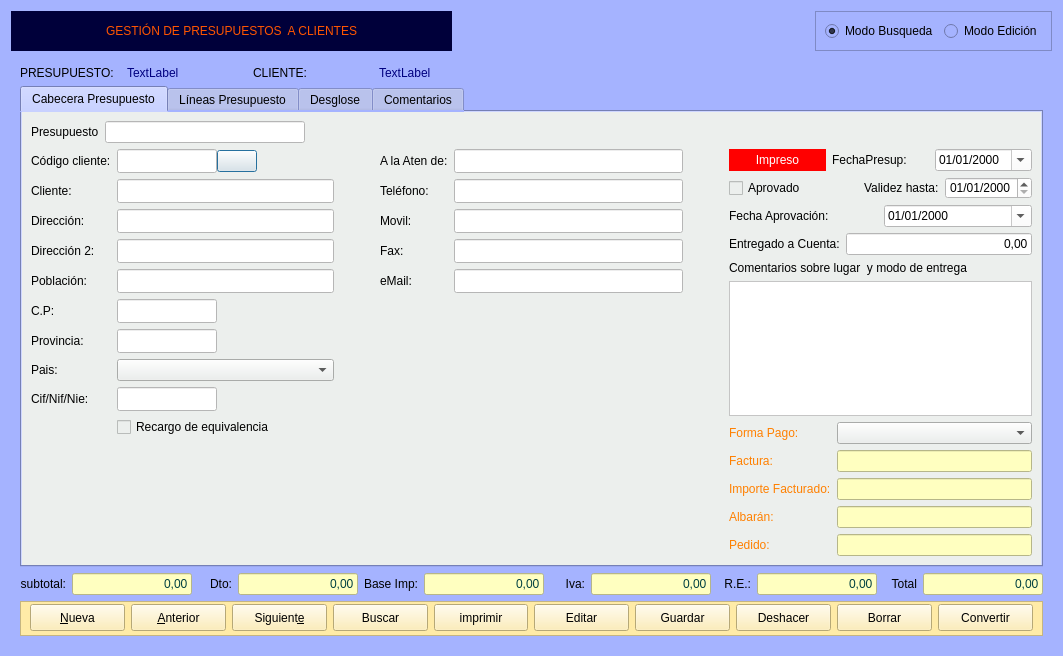
Before: the Qt Designer form Zona_Ventas/frmpresupuestoscli.ui in arcnexus/RedFoX, drawn with Qt 5.
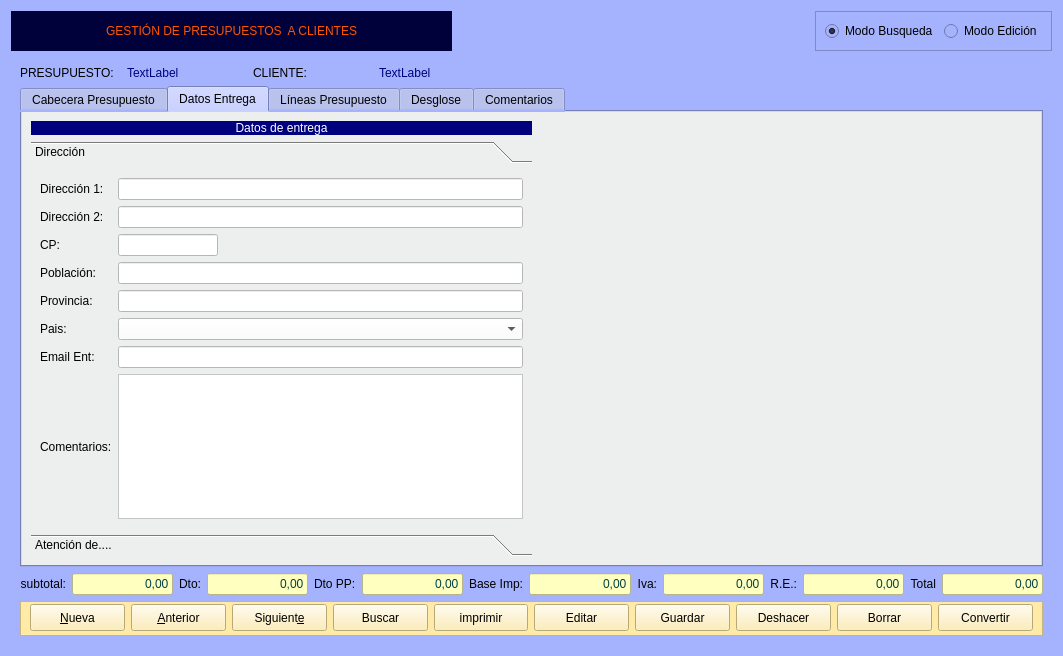
After: the same form once the commit is applied. The open tabs and pages were chosen to show the change. Icons and pictures are not drawn.

```diff
--- a/Zona_Ventas/frmpresupuestoscli.ui
+++ b/Zona_Ventas/frmpresupuestoscli.ui
@@ -222,14 +222,28 @@
                <property name="fieldGrowthPolicy">
                 <enum>QFormLayout::AllNonFixedFieldsGrow</enum>
                </property>
-               <item row="0" column="0">
+               <item row="0" column="0" colspan="2">
+                <widget class="QLabel" name="label_50">
+                 <property name="styleSheet">
+                  <string notr="true">background-color: rgb(0, 0, 127);
+color: rgb(255, 255, 255);</string>
+                 </property>
+                 <property name="text">
+                  <string>Datos cliente</string>
+                 </property>
+                 <property name="alignment">
+                  <set>Qt::AlignCenter</set>
+                 </property>
+                </widget>
+               </item>
+               <item row="1" column="0">
                 <widget class="QLabel" name="label_3">
                  <property name="text">
                   <string>Código cliente:</string>
                  </property>
                 </widget>
                </item>
-               <item row="0" column="1">
+               <item row="1" column="1">
                 <layout class="QHBoxLayout" name="horizontalLayout_6">
                  <property name="spacing">
                   <number>0</number>
@@ -279,14 +293,14 @@
                  </item>
                 </layout>
                </item>
-               <item row="1" column="0">
+               <item row="2" column="0">
                 <widget class="QLabel" name="label_4">
                  <property name="text">
                   <string>Cliente:</string>
                  </property>
                 </widget>
                </item>
-               <item row="1" column="1">
+               <item row="2" column="1">
                 <widget class="QLineEdit" name="txtcliente">
                  <property name="minimumSize">
                   <size>
@@ -299,14 +313,14 @@
                  </property>
                 </widget>
                </item>
-               <item row="2" column="0">
+               <item row="3" column="0">
                 <widget class="QLabel" name="label_5">
                  <property name="text">
-                  <string>Dirección:</string>
+                  <string>Dirección 1:</string>
                  </property>
                 </widget>
                </item>
-               <item row="2" column="1">
+               <item row="3" column="1">
                 <widget class="QLineEdit" name="txtdireccion1">
                  <property name="minimumSize">
                   <size>
@@ -319,14 +333,14 @@
                  </property>
                 </widget>
                </item>
-               <item row="3" column="0">
+               <item row="4" column="0">
                 <widget class="QLabel" name="label_6">
                  <property name="text">
                   <string>Dirección 2:</string>
                  </property>
                 </widget>
                </item>
-               <item row="3" column="1">
+               <item row="4" column="1">
                 <widget class="QLineEdit" name="txtdireccion2">
                  <property name="minimumSize">
                   <size>
@@ -339,14 +353,21 @@
                  </property>
                 </widget>
                </item>
-               <item row="4" column="0">
+               <item row="5" column="0">
+                <widget class="QLabel" name="label_12">
+                 <property name="text">
+                  <string>C.P:</string>
+                 </property>
+                </widget>
+               </item>
+               <item row="6" column="0">
                 <widget class="QLabel" name="label_7">
                  <property name="text">
                   <string>Población:</string>
                  </property>
                 </widget>
                </item>
-               <item row="4" column="1">
+               <item row="6" column="1">
                 <widget class="QLineEdit" name="txtpoblacion">
                  <property name="sizePolicy">
                   <sizepolicy hsizetype="Expanding" vsizetype="Fixed">
@@ -365,40 +386,14 @@
                  </property>
                 </widget>
                </item>
-               <item row="5" column="0">
-                <widget class="QLabel" name="label_12">
-                 <property name="text">
-                  <string>C.P:</string>
-                 </property>
-                </widget>
-               </item>
-               <item row="5" column="1">
-                <widget class="QLineEdit" name="txtcp">
-                 <property name="minimumSize">
-                  <size>
-                   <width>100</width>
-                   <height>24</height>
-                  </size>
-                 </property>
-                 <property name="maximumSize">
-                  <size>
-                   <width>70</width>
-                   <height>16777215</height>
-                  </size>
-                 </property>
-                 <property name="styleSheet">
-                  <string notr="true">background-color: rgb(255, 255, 255);</string>
-                 </property>
-                </widget>
-               </item>
-               <item row="6" column="0">
+               <item row="8" column="0">
                 <widget class="QLabel" name="label_13">
                  <property name="text">
                   <string>Provincia:</string>
                  </property>
                 </widget>
                </item>
-               <item row="6" column="1">
+               <item row="8" column="1">
                 <widget class="QLineEdit" name="txtprovincia">
                  <property name="minimumSize">
                   <size>
@@ -408,7 +403,7 @@
                  </property>
                  <property name="maximumSize">
                   <size>
-                   <width>100</width>
+                   <width>240</width>
                    <height>16777215</height>
                   </size>
                  </property>
@@ -417,24 +412,24 @@
                  </property>
                 </widget>
                </item>
-               <item row="8" column="0">
+               <item row="10" column="0">
                 <widget class="QLabel" name="label_14">
                  <property name="text">
                   <string>Pais:</string>
                  </property>
                 </widget>
                </item>
-               <item row="8" column="1">
-                <widget class="QComboBox" name="combo_Pais"/>
+               <item row="10" column="1">
+                <widget class="QComboBox" name="cbo_Pais"/>
                </item>
-               <item row="9" column="0">
+               <item row="11" column="0">
                 <widget class="QLabel" name="label_15">
                  <property name="text">
                   <string>Cif/Nif/Nie:</string>
                  </property>
                 </widget>
                </item>
-               <item row="9" column="1">
+               <item row="11" column="1">
                 <widget class="QLineEdit" name="txtcif">
                  <property name="minimumSize">
                   <size>
@@ -453,46 +448,23 @@
                  </property>
                 </widget>
                </item>
-               <item row="10" column="1">
+               <item row="12" column="1">
                 <widget class="QCheckBox" name="chklporc_rec">
                  <property name="text">
                   <string>Recargo de equivalencia</string>
                  </property>
                 </widget>
                </item>
-              </layout>
-             </item>
-             <item>
-              <spacer name="horizontalSpacer_5">
-               <property name="orientation">
-                <enum>Qt::Horizontal</enum>
-               </property>
-               <property name="sizeType">
-                <enum>QSizePolicy::Minimum</enum>
-               </property>
-               <property name="sizeHint" stdset="0">
-                <size>
-                 <width>40</width>
-                 <height>20</height>
-                </size>
-               </property>
-              </spacer>
-             </item>
-             <item>
-              <layout class="QFormLayout" name="formLayout">
-               <property name="fieldGrowthPolicy">
-                <enum>QFormLayout::AllNonFixedFieldsGrow</enum>
-               </property>
-               <item row="0" column="0">
-                <widget class="QLabel" name="label_10">
+               <item row="13" column="0">
+                <widget class="QLabel" name="label_51">
                  <property name="text">
                   <string>A la Aten de:</string>
                  </property>
                 </widget>
                </item>
-               <item row="0" column="1">
-                <widget class="QLineEdit" name="txtatencion_de">
-                 <property name="minimumSize">
+               <item row="13" column="1">
+                <widget class="QDoubleSpinBox" name="spin_porc_dto">
+                 <property name="maximumSize">
                   <size>
                    <width>0</width>
                    <height>24</height>
@@ -503,16 +475,16 @@
                  </property>
                 </widget>
                </item>
-               <item row="1" column="0">
-                <widget class="QLabel" name="label_2">
+               <item row="14" column="0">
+                <widget class="QLabel" name="label_52">
                  <property name="text">
                   <string>Teléfono:</string>
                  </property>
                 </widget>
                </item>
-               <item row="1" column="1">
-                <widget class="QLineEdit" name="txttelefono">
-                 <property name="minimumSize">
+               <item row="14" column="1">
+                <widget class="QDoubleSpinBox" name="spin_porc_dto_pp">
+                 <property name="maximumSize">
                   <size>
                    <width>100</width>
                    <height>24</height>
@@ -521,58 +493,26 @@
                  <property name="styleSheet">
                   <string notr="true">background-color: rgb(255, 255, 255);</string>
                  </property>
-                </widget>
-               </item>
-               <item row="2" column="0">
-                <widget class="QLabel" name="label_8">
-                 <property name="text">
-                  <string>Movil:</string>
+                 <property name="alignment">
+                  <set>Qt::AlignRight|Qt::AlignTrailing|Qt::AlignVCenter</set>
                  </property>
-                </widget>
-               </item>
-               <item row="2" column="1">
-                <widget class="QLineEdit" name="txtmovil">
-                 <property name="minimumSize">
-                  <size>
-                   <width>0</width>
-                   <height>24</height>
-                  </size>
+                 <property name="minimum">
+                  <double>-999999999.000000000000000</double>
                  </property>
                  <property name="styleSheet">
                   <string notr="true">background-color: rgb(255, 255, 255);</string>
                  </property>
                 </widget>
                </item>
-               <item row="3" column="0">
-                <widget class="QLabel" name="label_9">
-                 <property name="text">
-                  <string>Fax:</string>
-                 </property>
-                </widget>
-               </item>
-               <item row="3" column="1">
-                <widget class="QLineEdit" name="txtfax">
+               <item row="5" column="1">
+                <widget class="QLineEdit" name="txtcp">
                  <property name="minimumSize">
                   <size>
                    <width>0</width>
                    <height>24</height>
                   </size>
                  </property>
-                 <property name="styleSheet">
-                  <string notr="true">background-color: rgb(255, 255, 255);</string>
-                 </property>
-                </widget>
-               </item>
-               <item row="4" column="0">
-                <widget class="QLabel" name="label_11">
-                 <property name="text">
-                  <string>eMail:</string>
-                 </property>
-                </widget>
-               </item>
-               <item row="4" column="1">
-                <widget class="QLineEdit" name="txtemail">
-                 <property name="minimumSize">
+                 <property name="maximumSize">
                   <size>
                    <width>0</width>
                    <height>24</height>
@@ -585,22 +525,6 @@
                </item>
               </layout>
              </item>
-             <item>
-              <spacer name="horizontalSpacer_6">
-               <property name="orientation">
-                <enum>Qt::Horizontal</enum>
-               </property>
-               <property name="sizeType">
-                <enum>QSizePolicy::Minimum</enum>
-               </property>
-               <property name="sizeHint" stdset="0">
-                <size>
-                 <width>40</width>
-                 <height>20</height>
-                </size>
-               </property>
-              </spacer>
-             </item>
              <item>
               <layout class="QVBoxLayout" name="verticalLayout_7">
                <item>
@@ -865,6 +789,309 @@
            </item>
           </layout>
          </widget>
+         <widget class="QWidget" name="tab_5">
+          <property name="styleSheet">
+           <string notr="true">background-color: #ecefed;</string>
+          </property>
+          <attribute name="title">
+           <string>Datos Entrega</string>
+          </attribute>
+          <layout class="QGridLayout" name="gridLayout_12">
+           <item row="0" column="0">
+            <layout class="QFormLayout" name="formLayout">
+             <property name="fieldGrowthPolicy">
+              <enum>QFormLayout::AllNonFixedFieldsGrow</enum>
+             </property>
+             <item row="0" column="0" colspan="2">
+              <widget class="QLabel" name="label_19">
+               <property name="styleSheet">
+                <string notr="true">background-color: rgb(0, 0, 127);
+color: rgb(255, 255, 255);</string>
+               </property>
+               <property name="text">
+                <string>Datos de entrega</string>
+               </property>
+               <property name="alignment">
+                <set>Qt::AlignCenter</set>
+               </property>
+              </widget>
+             </item>
+             <item row="3" column="0" colspan="2">
+              <widget class="QToolBox" name="toolBox">
+               <property name="currentIndex">
+                <number>0</number>
+               </property>
+               <widget class="QWidget" name="page_3">
+                <property name="geometry">
+                 <rect>
+                  <x>0</x>
+                  <y>0</y>
+                  <width>498</width>
+                  <height>340</height>
+                 </rect>
+                </property>
+                <attribute name="label">
+                 <string>Dirección</string>
+                </attribute>
+                <layout class="QGridLayout" name="gridLayout_7">
+                 <item row="0" column="0">
+                  <widget class="QLabel" name="label_20">
+                   <property name="text">
+                    <string>Dirección 1:</string>
+                   </property>
+                  </widget>
+                 </item>
+                 <item row="0" column="1">
+                  <widget class="QLineEdit" name="txtdireccion1_entrega">
+                   <property name="styleSheet">
+                    <string notr="true">background-color: rgb(255, 255, 255);</string>
+                   </property>
+                  </widget>
+                 </item>
+                 <item row="1" column="0">
+                  <widget class="QLabel" name="label_25">
+                   <property name="text">
+                    <string>Dirección 2:</string>
+                   </property>
+                  </widget>
+                 </item>
+                 <item row="1" column="1">
+                  <widget class="QLineEdit" name="txtdireccion2_entrega">
+                   <property name="styleSheet">
+                    <string notr="true">background-color: rgb(255, 255, 255);</string>
+                   </property>
+                  </widget>
+                 </item>
+                 <item row="2" column="0">
+                  <widget class="QLabel" name="label_26">
+                   <property name="text">
+                    <string>CP:</string>
+                   </property>
+                  </widget>
+                 </item>
+                 <item row="2" column="1">
+                  <widget class="QLineEdit" name="txtCP_entrega">
+                   <property name="maximumSize">
+                    <size>
+                     <width>100</width>
+                     <height>16777215</height>
+                    </size>
+                   </property>
+                   <property name="styleSheet">
+                    <string notr="true">background-color: rgb(255, 255, 255);</string>
+                   </property>
+                  </widget>
+                 </item>
+                 <item row="3" column="0">
+                  <widget class="QLabel" name="label_27">
+                   <property name="text">
+                    <string>Población:</string>
+                   </property>
+                  </widget>
+                 </item>
+                 <item row="3" column="1">
+                  <widget class="QLineEdit" name="txtPoblacion_entrega">
+                   <property name="styleSheet">
+                    <string notr="true">background-color: rgb(255, 255, 255);</string>
+                   </property>
+                  </widget>
+                 </item>
+                 <item row="4" column="0">
+                  <widget class="QLabel" name="label_28">
+                   <property name="text">
+                    <string>Provincia:</string>
+                   </property>
+                  </widget>
+                 </item>
+                 <item row="4" column="1">
+                  <widget class="QLineEdit" name="txtProvincia_entrega">
+                   <property name="styleSheet">
+                    <string notr="true">background-color: rgb(255, 255, 255);</string>
+                   </property>
+                  </widget>
+                 </item>
+                 <item row="5" column="0">
+                  <widget class="QLabel" name="label_29">
+                   <property name="text">
+                    <string>Pais:</string>
+                   </property>
+                  </widget>
+                 </item>
+                 <item row="5" column="1">
+                  <widget class="QComboBox" name="cboPais_entrega">
+                   <property name="styleSheet">
+                    <string notr="true">background-color: rgb(255, 255, 255);</string>
+                   </property>
+                  </widget>
+                 </item>
+                 <item row="6" column="0">
+                  <widget class="QLabel" name="label_30">
+                   <property name="text">
+                    <string>Email Ent:</string>
+                   </property>
+                  </widget>
+                 </item>
+                 <item row="6" column="1">
+                  <widget class="QLineEdit" name="txtEmail_entrega">
+                   <property name="styleSheet">
+                    <string notr="true">background-color: rgb(255, 255, 255);</string>
+                   </property>
+                  </widget>
+                 </item>
+                 <item row="7" column="0">
+                  <widget class="QLabel" name="label_33">
+                   <property name="text">
+                    <string>Comentarios:</string>
+                   </property>
+                  </widget>
+                 </item>
+                 <item row="7" column="1">
+                  <widget class="QTextEdit" name="txtComentarios_entrega">
+                   <property name="styleSheet">
+                    <string notr="true">background-color: rgb(255, 255, 255);</string>
+                   </property>
+                  </widget>
+                 </item>
+                </layout>
+               </widget>
+               <widget class="QWidget" name="page_4">
+                <property name="geometry">
+                 <rect>
+                  <x>0</x>
+                  <y>0</y>
+                  <width>204</width>
+                  <height>164</height>
+                 </rect>
+                </property>
+                <attribute name="label">
+                 <string>Atención de....</string>
+                </attribute>
+                <layout class="QGridLayout" name="gridLayout_11">
+                 <item row="0" column="0">
+                  <layout class="QGridLayout" name="gridLayout_10">
+                   <item row="0" column="0">
+                    <widget class="QLabel" name="label_10">
+                     <property name="text">
+                      <string>A la Aten de:</string>
+                     </property>
+                    </widget>
+                   </item>
+                   <item row="0" column="1">
+                    <widget class="QLineEdit" name="txtatencion_de">
+                     <property name="minimumSize">
+                      <size>
+                       <width>0</width>
+                       <height>24</height>
+                      </size>
+                     </property>
+                     <property name="styleSheet">
+                      <string notr="true">background-color: rgb(255, 255, 255);</string>
+                     </property>
+                    </widget>
+                   </item>
+                   <item row="1" column="0">
+                    <widget class="QLabel" name="label_2">
+                     <property name="text">
+                      <string>Teléfono:</string>
+                     </property>
+                    </widget>
+                   </item>
+                   <item row="1" column="1">
+                    <widget class="QLineEdit" name="txttelefono">
+                     <property name="minimumSize">
+                      <size>
+                       <width>100</width>
+                       <height>24</height>
+                      </size>
+                     </property>
+                     <property name="styleSheet">
+                      <string notr="true">background-color: rgb(255, 255, 255);</string>
+                     </property>
+                    </widget>
+                   </item>
+                   <item row="2" column="0">
+                    <widget class="QLabel" name="label_8">
+                     <property name="text">
+                      <string>Movil:</string>
+                     </property>
+                    </widget>
+                   </item>
+                   <item row="2" column="1">
+                    <widget class="QLineEdit" name="txtmovil">
+                     <property name="minimumSize">
+                      <size>
+                       <width>0</width>
+                       <height>24</height>
+                      </size>
+                     </property>
+                     <property name="styleSheet">
+                      <string notr="true">background-color: rgb(255, 255, 255);</string>
+                     </property>
+                    </widget>
+                   </item>
+                   <item row="3" column="0">
+                    <widget class="QLabel" name="label_9">
+                     <property name="text">
+                      <string>Fax:</string>
+                     </property>
+                    </widget>
+                   </item>
+                   <item row="3" column="1">
+                    <widget class="QLineEdit" name="txtfax">
+                     <property name="minimumSize">
+                      <size>
+                       <width>0</width>
+                       <height>24</height>
+                      </size>
+                     </property>
+                     <property name="styleSheet">
+                      <string notr="true">background-color: rgb(255, 255, 255);</string>
+                     </property>
+                    </widget>
+                   </item>
+                   <item row="4" column="0">
+                    <widget class="QLabel" name="label_11">
+                     <property name="text">
+                      <string>eMail:</string>
+                     </property>
+                    </widget>
+                   </item>
+                   <item row="4" column="1">
+                    <widget class="QLineEdit" name="txtemail">
+                     <property name="minimumSize">
+                      <size>
+                       <width>0</width>
+                       <height>24</height>
+                      </size>
+                     </property>
+                     <property name="styleSheet">
+                      <string notr="true">background-color: rgb(255, 255, 255);</string>
+                     </property>
+                    </widget>
+                   </item>
+                  </layout>
+                 </item>
+                </layout>
+               </widget>
+              </widget>
+             </item>
+            </layout>
+           </item>
+           <item row="0" column="1">
+            <spacer name="horizontalSpacer_5">
+             <property name="orientation">
+              <enum>Qt::Horizontal</enum>
+             </property>
+             <property name="sizeHint" stdset="0">
+              <size>
+               <width>40</width>
+               <height>20</height>
+              </size>
+             </property>
+            </spacer>
+           </item>
+          </layout>
+         </widget>
          <widget class="QWidget" name="tab_2">
           <property name="styleSheet">
            <string notr="true">background-color: #ecefed;</string>
@@ -1963,6 +2190,27 @@
            </property>
           </widget>
          </item>
+         <item>
+          <widget class="QLabel" name="label_53">
+           <property name="text">
+            <string>Dto PP:</string>
+           </property>
+          </widget>
+         </item>
+         <item>
+          <widget class="QLineEdit" name="txtDto_pp">
+           <property name="styleSheet">
+            <string notr="true">background-color: rgb(255, 255, 192);
+color: rgb(0, 64, 64);</string>
+           </property>
+           <property name="text">
+            <string>0,00</string>
+           </property>
+           <property name="alignment">
+            <set>Qt::AlignRight|Qt::AlignTrailing|Qt::AlignVCenter</set>
+           </property>
+          </widget>
+         </item>
          <item>
           <widget class="QLabel" name="label_22">
            <property name="text">
```
Left out of the diff: 193 changed lines with no effect on the pictures.
